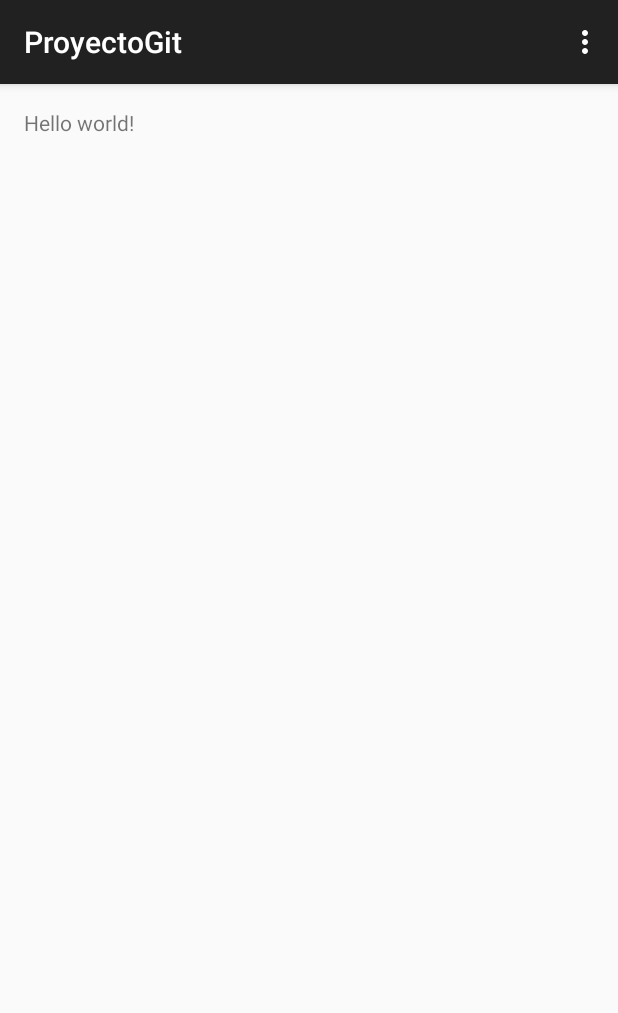
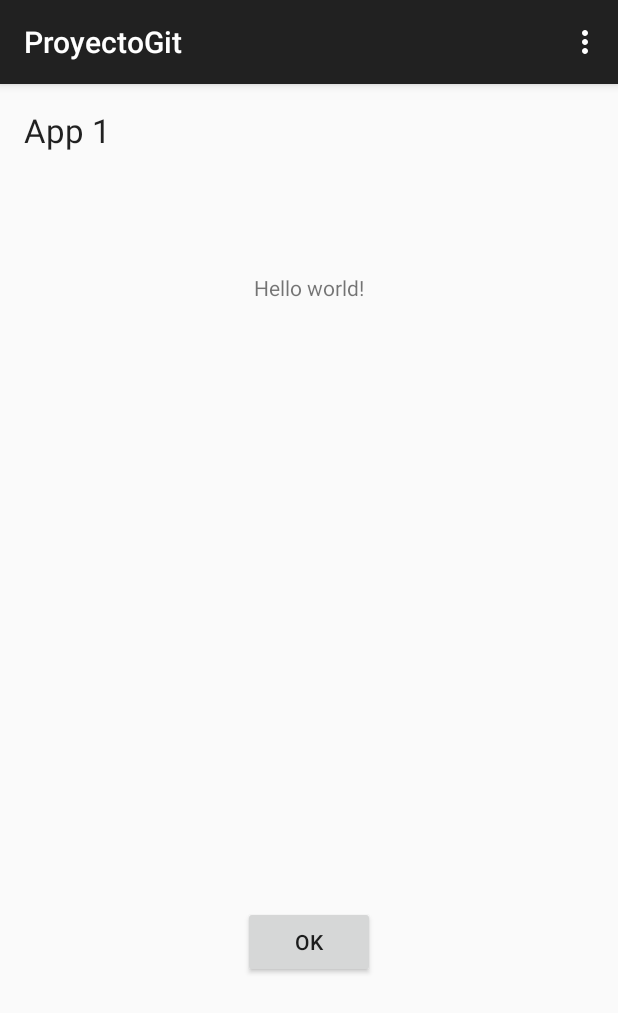
Before and after one commit to Leyca/ProyectoGit, an Android app: the screen it shows after launch (MainActivity), on a phone screen of 412 x 824 dp. Shown: the top 1013 px of the screen. Run offline under Robolectric (Android 15) with nearby library versions, the phone set to English and light mode, and no system bars.

Commit message:
primera parte del proyecto

```diff
--- a/app/src/main/res/layout/activity_main.xml
+++ b/app/src/main/res/layout/activity_main.xml
@@ -6,6 +6,29 @@
     android:paddingBottom="@dimen/activity_vertical_margin" tools:context=".MainActivity">
 
     <TextView android:text="@string/hello_world" android:layout_width="wrap_content"
-        android:layout_height="wrap_content" />
+        android:layout_height="wrap_content"
+        android:id="@+id/textView"
+        android:layout_alignParentTop="true"
+        android:layout_centerHorizontal="true"
+        android:layout_marginTop="110dp" />
+
+    <TextView
+        android:layout_width="wrap_content"
+        android:layout_height="wrap_content"
+        android:textAppearance="?android:attr/textAppearanceLarge"
+        android:text="@string/text"
+        android:id="@+id/textView"
+        android:layout_alignParentTop="true"
+        android:layout_alignParentLeft="true"
+        android:layout_alignParentStart="true" />
+
+    <Button
+        android:layout_width="wrap_content"
+        android:layout_height="wrap_content"
+        android:text="OK"
+        android:id="@+id/button"
+        android:layout_alignParentBottom="true"
+        android:layout_centerHorizontal="true"
+        android:layout_marginBottom="156dp" />
 
 </RelativeLayout>
--- a/app/src/main/res/values/strings.xml
+++ b/app/src/main/res/values/strings.xml
@@ -3,4 +3,5 @@
 
     <string name="hello_world">Hello world!</string>
     <string name="action_settings">Settings</string>
+    <string name="text">App 1</string>
 </resources>
```
Also changed, not shown: 2 other files.
